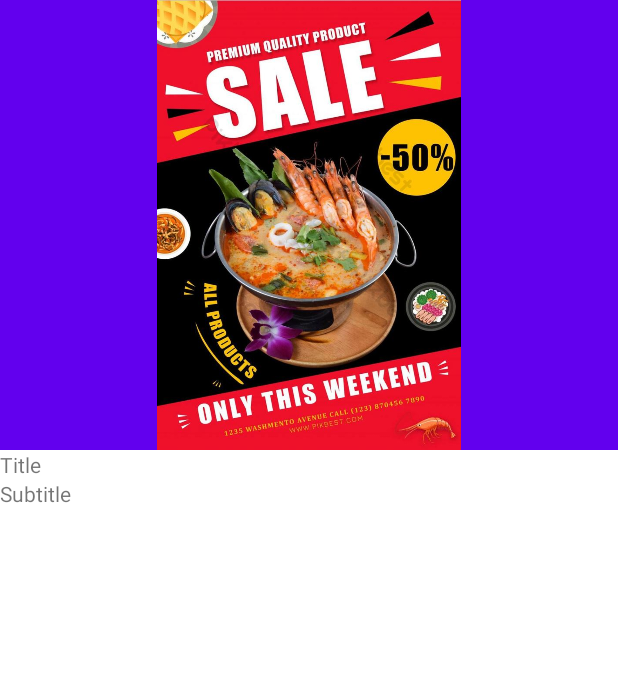
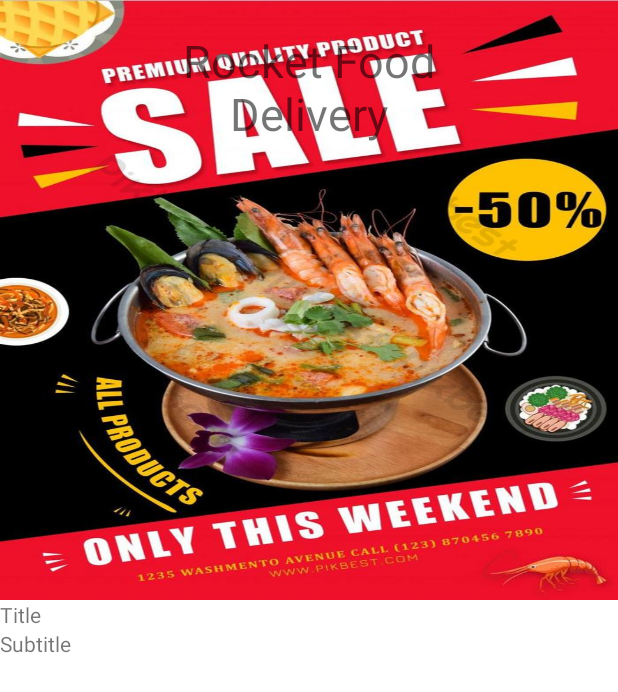
Before and after one commit to himanshubakshi/FoodDeliveryPrototype, an Android app: the screen it shows after launch (MainActivity), on a phone screen of 412 x 824 dp. Shown: the top 692 px of the screen. Run offline under Robolectric (Android 15) with nearby library versions, the phone set to English and light mode, and no system bars; our stand-ins replace data binding; pictures from the network do not load.

Commit message:
App title + cleanup

```diff
--- a/app/src/main/res/layout/activity_main.xml
+++ b/app/src/main/res/layout/activity_main.xml
@@ -20,10 +20,33 @@
                 android:layout_height="@dimen/collapsing_toolbar_height"
                 app:layout_scrollFlags="enterAlwaysCollapsed|scroll">
 
-                <androidx.viewpager2.widget.ViewPager2
-                    android:id="@+id/headerViewPager"
+                <androidx.constraintlayout.widget.ConstraintLayout
                     android:layout_width="match_parent"
-                    android:layout_height="wrap_content" />
+                    android:layout_height="wrap_content">
+
+                    <!-- TODO: Styling -->
+                    <TextView
+                        android:layout_width="@dimen/app_title_width"
+                        android:layout_height="@dimen/base_0dp"
+                        android:layout_marginTop="@dimen/base_20dp"
+                        android:elevation="@dimen/base_1dp"
+                        android:text="@string/landing_activity_title"
+                        android:textAlignment="center"
+                        android:textSize="@dimen/landing_activity_title_size"
+                        app:layout_constraintEnd_toEndOf="parent"
+                        app:layout_constraintStart_toStartOf="parent"
+                        app:layout_constraintTop_toTopOf="parent" />
+
+                    <androidx.viewpager2.widget.ViewPager2
+                        android:id="@+id/headerViewPager"
+                        android:layout_width="@dimen/base_0dp"
+                        android:layout_height="wrap_content"
+                        app:layout_constraintBottom_toBottomOf="parent"
+                        app:layout_constraintEnd_toEndOf="parent"
+                        app:layout_constraintStart_toStartOf="parent"
+                        app:layout_constraintTop_toTopOf="parent" />
+                </androidx.constraintlayout.widget.ConstraintLayout>
+
             </com.google.android.material.appbar.CollapsingToolbarLayout>
 
         </com.google.android.material.appbar.AppBarLayout>
--- a/app/src/main/res/layout/header_item_view.xml
+++ b/app/src/main/res/layout/header_item_view.xml
@@ -4,5 +4,6 @@
     <androidx.appcompat.widget.AppCompatImageView xmlns:android="http://schemas.android.com/apk/res/android"
         android:id="@+id/imageView"
         android:layout_width="match_parent"
-        android:layout_height="match_parent" />
+        android:layout_height="match_parent"
+        android:scaleType="fitXY" />
 </layout>
--- a/app/src/main/res/values/dimens.xml
+++ b/app/src/main/res/values/dimens.xml
@@ -1,5 +1,14 @@
 <?xml version="1.0" encoding="utf-8"?>
 <resources>
+    <dimen name="collapsing_toolbar_height">400dp</dimen>
+    <dimen name="app_title_width">200dp</dimen>
+
+    <!-- Text Sizes-->
+    <dimen name="landing_activity_title_size">30sp</dimen>
+
+    <dimen name="base_0dp">0dp</dimen>
+    <dimen name="base_1dp">1dp</dimen>
+    <dimen name="base_10dp">10dp</dimen>
     <dimen name="base_20dp">20dp</dimen>
-    <dimen name="collapsing_toolbar_height">300dp</dimen>
+
 </resources>
--- a/app/src/main/res/values/strings.xml
+++ b/app/src/main/res/values/strings.xml
@@ -3,4 +3,5 @@
     <string name="collapsing_toolbar">Collapsing toolbar</string>
     <string name="subtitle">Subtitle</string>
     <string name="title">Title</string>
+    <string name="landing_activity_title">Rocket Food Delivery</string>
 </resources>
```
